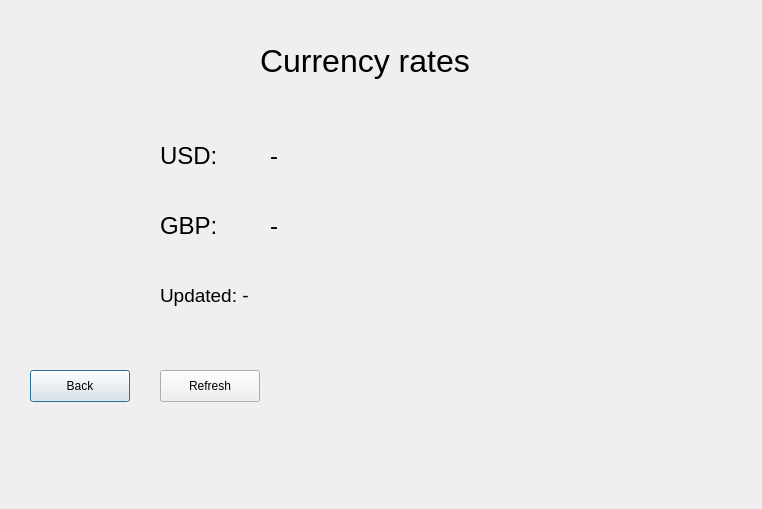
First picture: the form in bank-automat/currency.ui, repository 25kmo-project/group_15, before the edit.
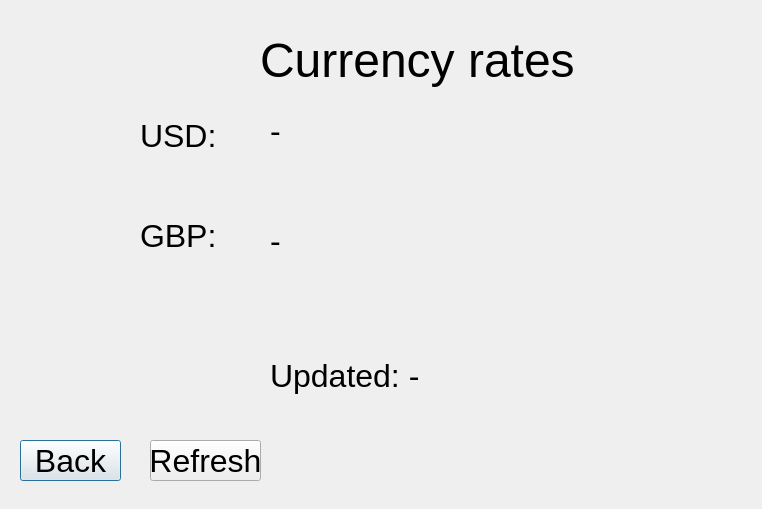
Second picture: the form after the edit.

The edit to the form file:
```diff
--- a/bank-automat/currency.ui
+++ b/bank-automat/currency.ui
@@ -26,7 +26,7 @@
    <property name="font">
     <font>
      <family>Arial</family>
-     <pointsize>24</pointsize>
+     <pointsize>36</pointsize>
     </font>
    </property>
    <property name="text">
@@ -37,8 +37,8 @@
   <widget class="QLabel" name="labelUsdText">
    <property name="geometry">
     <rect>
-     <x>160</x>
-     <y>140</y>
+     <x>140</x>
+     <y>120</y>
      <width>101</width>
      <height>31</height>
     </rect>
@@ -46,7 +46,7 @@
    <property name="font">
     <font>
      <family>Arial</family>
-     <pointsize>18</pointsize>
+     <pointsize>24</pointsize>
     </font>
    </property>
    <property name="text">
@@ -58,15 +58,15 @@
    <property name="geometry">
     <rect>
      <x>270</x>
-     <y>140</y>
+     <y>110</y>
      <width>231</width>
-     <height>31</height>
+     <height>41</height>
     </rect>
    </property>
    <property name="font">
     <font>
      <family>Arial</family>
-     <pointsize>18</pointsize>
+     <pointsize>24</pointsize>
     </font>
    </property>
    <property name="text">
@@ -79,15 +79,15 @@
    <property name="geometry">
     <rect>
      <x>270</x>
-     <y>170</y>
+     <y>150</y>
      <width>341</width>
-     <height>21</height>
+     <height>51</height>
     </rect>
    </property>
    <property name="font">
     <font>
      <family>Arial</family>
-     <pointsize>12</pointsize>
+     <pointsize>24</pointsize>
     </font>
    </property>
    <property name="text">
@@ -101,8 +101,8 @@
   <widget class="QLabel" name="labelGbpText">
    <property name="geometry">
     <rect>
-     <x>160</x>
-     <y>210</y>
+     <x>140</x>
+     <y>220</y>
      <width>101</width>
      <height>31</height>
     </rect>
@@ -110,7 +110,7 @@
    <property name="font">
     <font>
      <family>Arial</family>
-     <pointsize>18</pointsize>
+     <pointsize>24</pointsize>
     </font>
    </property>
    <property name="text">
@@ -122,15 +122,15 @@
    <property name="geometry">
     <rect>
      <x>270</x>
-     <y>210</y>
+     <y>220</y>
      <width>231</width>
-     <height>31</height>
+     <height>41</height>
     </rect>
    </property>
    <property name="font">
     <font>
      <family>Arial</family>
-     <pointsize>18</pointsize>
+     <pointsize>24</pointsize>
     </font>
    </property>
    <property name="text">
@@ -143,15 +143,15 @@
    <property name="geometry">
     <rect>
      <x>270</x>
-     <y>240</y>
+     <y>260</y>
      <width>341</width>
-     <height>21</height>
+     <height>51</height>
     </rect>
    </property>
    <property name="font">
     <font>
      <family>Arial</family>
-     <pointsize>12</pointsize>
+     <pointsize>24</pointsize>
     </font>
    </property>
    <property name="text">
@@ -165,16 +165,16 @@
   <widget class="QLabel" name="labelDate">
    <property name="geometry">
     <rect>
-     <x>160</x>
-     <y>280</y>
-     <width>451</width>
-     <height>31</height>
+     <x>270</x>
+     <y>350</y>
+     <width>561</width>
+     <height>51</height>
     </rect>
    </property>
    <property name="font">
     <font>
      <family>Arial</family>
-     <pointsize>14</pointsize>
+     <pointsize>24</pointsize>
     </font>
    </property>
    <property name="text">
@@ -208,12 +208,18 @@
   <widget class="QPushButton" name="btnBack">
    <property name="geometry">
     <rect>
-     <x>30</x>
-     <y>370</y>
-     <width>100</width>
-     <height>32</height>
+     <x>20</x>
+     <y>440</y>
+     <width>101</width>
+     <height>41</height>
     </rect>
    </property>
+   <property name="font">
+    <font>
+     <family>Arial</family>
+     <pointsize>24</pointsize>
+    </font>
+   </property>
    <property name="text">
     <string>Back</string>
    </property>
@@ -222,12 +228,18 @@
   <widget class="QPushButton" name="btnRefresh">
    <property name="geometry">
     <rect>
-     <x>160</x>
-     <y>370</y>
-     <width>100</width>
-     <height>32</height>
+     <x>150</x>
+     <y>440</y>
+     <width>111</width>
+     <height>41</height>
     </rect>
    </property>
+   <property name="font">
+    <font>
+     <family>Arial</family>
+     <pointsize>24</pointsize>
+    </font>
+   </property>
    <property name="text">
     <string>Refresh</string>
    </property>
```
Left out of the diff: 16 changed lines with no effect on the pictures.
